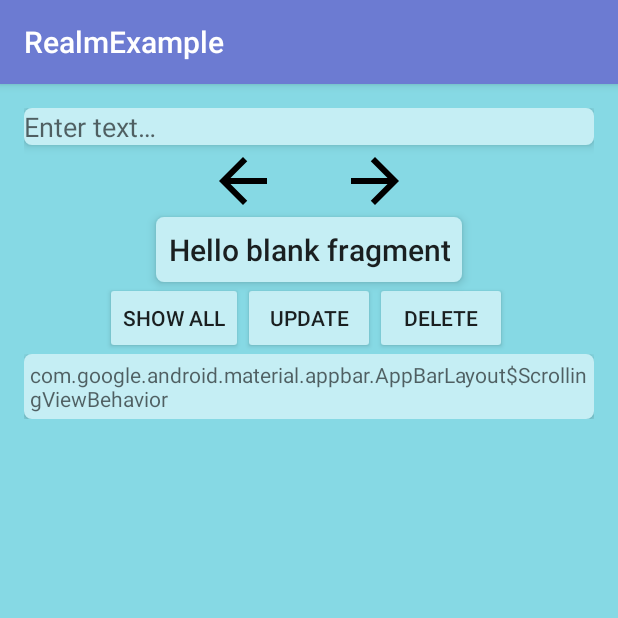
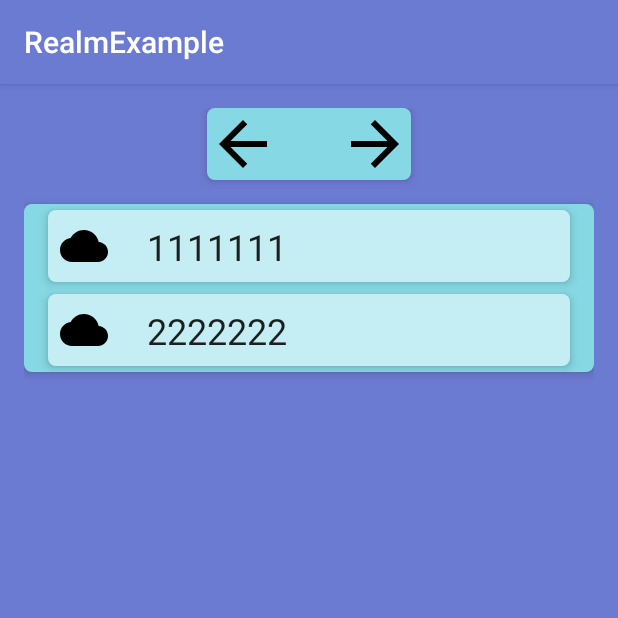
Before and after one commit to Golgoroth22/GeekBrains_Android3, an Android app: the screen it shows after launch (MainActivity), on a phone screen of 412 x 824 dp, the top half of it. Run offline under Robolectric (Android 15) with nearby library versions, the phone set to English and light mode, and no system bars.

Commit message:
Add recycler to project. Create view for recycler

```diff
--- a/RealmExample/app/src/main/AndroidManifest.xml
+++ b/RealmExample/app/src/main/AndroidManifest.xml
@@ -16,10 +16,6 @@
                 <category android:name="android.intent.category.LAUNCHER" />
             </intent-filter>
         </activity>
-        <activity
-            android:name=".OrmApp"
-            android:label="@string/title_activity_orm_app"
-            android:theme="@style/AppTheme.NoActionBar"></activity>
     </application>
 
 </manifest>
--- a/RealmExample/app/src/main/java/com/falin/valentin/realmexample/MainActivity.java
+++ b/RealmExample/app/src/main/java/com/falin/valentin/realmexample/MainActivity.java
@@ -4,9 +4,8 @@ import android.support.v4.app.FragmentTransaction;
 import android.support.v7.app.AppCompatActivity;
 import android.os.Bundle;
 
-import com.falin.valentin.realmexample.view.DataFragment;
-
-import io.realm.RealmConfiguration;
+import com.falin.valentin.realmexample.view.ItemDataFragment;
+import com.falin.valentin.realmexample.view.ListFragment;
 
 public class MainActivity extends AppCompatActivity {
 
@@ -15,11 +14,12 @@ public class MainActivity extends AppCompatActivity {
         super.onCreate(savedInstanceState);
         setContentView(R.layout.activity_main);
 
-        DataFragment dataFragment = new DataFragment();
+        ListFragment listFragment = new ListFragment();
+        //ItemDataFragment itemDataFragment = new ItemDataFragment();
         FragmentTransaction transaction = getSupportFragmentManager().beginTransaction();
-        transaction.add(R.id.main_container, dataFragment);
-        dataFragment.attachContext(this);
-        dataFragment.initRealm();
+        transaction.add(R.id.main_container, listFragment);
+//        itemDataFragment.attachContext(this);
+//        itemDataFragment.initRealm();
         transaction.commit();
     }
 }
--- a/RealmExample/app/src/main/java/com/falin/valentin/realmexample/OrmApp.java
+++ /dev/null
@@ -1,18 +0,0 @@
-package com.falin.valentin.realmexample;
-
-import android.os.Bundle;
-import android.support.design.widget.FloatingActionButton;
-import android.support.design.widget.Snackbar;
-import android.support.v7.app.AppCompatActivity;
-import android.support.v7.widget.Toolbar;
-import android.view.View;
-
-public class OrmApp extends AppCompatActivity {
-
-    @Override
-    protected void onCreate(Bundle savedInstanceState) {
-        super.onCreate(savedInstanceState);
-        setContentView(R.layout.activity_orm_app);
-
-    }
-}
--- a/RealmExample/app/src/main/java/com/falin/valentin/realmexample/view/DataFragment.java
+++ /dev/null
@@ -1,50 +0,0 @@
-package com.falin.valentin.realmexample.view;
-
-
-import android.content.Context;
-import android.os.Bundle;
-import android.support.v4.app.Fragment;
-import android.view.LayoutInflater;
-import android.view.View;
-import android.view.ViewGroup;
-import android.widget.Button;
-import android.widget.EditText;
-import android.widget.TextView;
-
-import com.falin.valentin.realmexample.MainActivity;
-import com.falin.valentin.realmexample.R;
-import com.falin.valentin.realmexample.model.Model;
-import com.falin.valentin.realmexample.presenter.Presenter;
-
-import io.realm.Realm;
-import io.realm.RealmConfiguration;
-
-public class DataFragment extends Fragment {
-    private TextView mainText;
-
-    private Context context;
-    private Presenter presenter;
-
-    public DataFragment() {
-        Model model = new Model();
-        presenter = new Presenter(model);
-    }
-
-    @Override
-    public View onCreateView(LayoutInflater inflater, ViewGroup container,
-                             Bundle savedInstanceState) {
-        View view = inflater.inflate(R.layout.fragment_data, container, false);
-        mainText = view.findViewById(R.id.data_text_view);
-        return view;
-    }
-
-    public void attachContext(Context context) {
-        this.context = context;
-    }
-
-    public void initRealm() {
-        Realm.init(context);
-        RealmConfiguration configuration = new RealmConfiguration.Builder().build();
-        Realm.setDefaultConfiguration(configuration);
-    }
-}
--- /dev/null
+++ b/RealmExample/app/src/main/java/com/falin/valentin/realmexample/view/ItemDataFragment.java
@@ -0,0 +1,50 @@
+package com.falin.valentin.realmexample.view;
+
+
+import android.content.Context;
+import android.os.Bundle;
+import android.support.v4.app.Fragment;
+import android.view.LayoutInflater;
+import android.view.View;
+import android.view.ViewGroup;
+import android.widget.Button;
+import android.widget.EditText;
+import android.widget.TextView;
+
+import com.falin.valentin.realmexample.MainActivity;
+import com.falin.valentin.realmexample.R;
+import com.falin.valentin.realmexample.model.Model;
+import com.falin.valentin.realmexample.presenter.Presenter;
+
+import io.realm.Realm;
+import io.realm.RealmConfiguration;
+
+public class ItemDataFragment extends Fragment {
+    private TextView mainText;
+
+    private Context context;
+    private Presenter presenter;
+
+    public ItemDataFragment() {
+        Model model = new Model();
+        presenter = new Presenter(model);
+    }
+
+    @Override
+    public View onCreateView(LayoutInflater inflater, ViewGroup container,
+                             Bundle savedInstanceState) {
+        View view = inflater.inflate(R.layout.fragment_data, container, false);
+        mainText = view.findViewById(R.id.item_edit_text);
+        return view;
+    }
+
+    public void attachContext(Context context) {
+        this.context = context;
+    }
+
+    public void initRealm() {
+        Realm.init(context);
+        RealmConfiguration configuration = new RealmConfiguration.Builder().build();
+        Realm.setDefaultConfiguration(configuration);
+    }
+}
--- /dev/null
+++ b/RealmExample/app/src/main/java/com/falin/valentin/realmexample/view/ListFragment.java
@@ -0,0 +1,76 @@
+package com.falin.valentin.realmexample.view;
+
+
+import android.os.Bundle;
+import android.support.v4.app.Fragment;
+import android.support.v7.widget.LinearLayoutManager;
+import android.support.v7.widget.RecyclerView;
+import android.view.LayoutInflater;
+import android.view.View;
+import android.view.ViewGroup;
+import android.widget.TextView;
+
+import com.falin.valentin.realmexample.R;
+
+import java.util.ArrayList;
+import java.util.List;
+
+public class ListFragment extends Fragment {
+    RecyclerView recyclerView;
+    ItemListAdapter adapter;
+
+    List<String> list;
+
+    public ListFragment() {
+        list = new ArrayList<>();
+        list.add("1111111");
+        list.add("2222222");
+    }
+
+    @Override
+    public View onCreateView(LayoutInflater inflater, ViewGroup container,
+                             Bundle savedInstanceState) {
+        View view = inflater.inflate(R.layout.fragment_list, container, false);
+        initRecycler(view);
+        return view;
+    }
+
+    private void initRecycler(View view) {
+        recyclerView = view.findViewById(R.id.list_item_recycler_view);
+        LinearLayoutManager layoutManager = new LinearLayoutManager(getContext());
+        adapter = new ItemListAdapter();
+        recyclerView.setAdapter(adapter);
+        recyclerView.setLayoutManager(layoutManager);
+    }
+
+    private class ItemListAdapter extends RecyclerView.Adapter<MyViewHolder> {
+
+        @Override
+        public MyViewHolder onCreateViewHolder(ViewGroup parent, int viewType) {
+            View view = LayoutInflater.from(parent.getContext()).inflate(R.layout.item_list_view, parent, false);
+            return new MyViewHolder(view);
+        }
+
+        @Override
+        public void onBindViewHolder(MyViewHolder holder, int position) {
+            holder.textView.setText("   " + list.get(position));
+        }
+
+        @Override
+        public int getItemCount() {
+            if (list.size() != 0) {
+                return list.size();
+            }
+            return 0;
+        }
+    }
+
+    private class MyViewHolder extends RecyclerView.ViewHolder {
+        TextView textView;
+
+        MyViewHolder(View itemView) {
+            super(itemView);
+            textView = itemView.findViewById(R.id.list_item_text);
+        }
+    }
+}
--- /dev/null
+++ b/RealmExample/app/src/main/res/drawable/ic_cloud_black_24dp.xml
@@ -0,0 +1,9 @@
+<vector xmlns:android="http://schemas.android.com/apk/res/android"
+        android:width="24dp"
+        android:height="24dp"
+        android:viewportWidth="24.0"
+        android:viewportHeight="24.0">
+    <path
+        android:fillColor="#FF000000"
+        android:pathData="M19.35,10.04C18.67,6.59 15.64,4 12,4 9.11,4 6.6,5.64 5.35,8.04 2.34,8.36 0,10.91 0,14c0,3.31 2.69,6 6,6h13c2.76,0 5,-2.24 5,-5 0,-2.64 -2.05,-4.78 -4.65,-4.96z"/>
+</vector>
--- /dev/null
+++ b/RealmExample/app/src/main/res/drawable/myrect2.xml
@@ -0,0 +1,5 @@
+<shape xmlns:android="http://schemas.android.com/apk/res/android"
+    android:shape="rectangle">
+    <solid android:color="@color/colorAccent" />
+    <corners android:radius="5dp" />
+</shape>
--- a/RealmExample/app/src/main/res/layout/activity_main.xml
+++ b/RealmExample/app/src/main/res/layout/activity_main.xml
@@ -4,25 +4,17 @@
     xmlns:tools="http://schemas.android.com/tools"
     android:layout_width="match_parent"
     android:layout_height="match_parent"
-    android:background="@color/colorAccent"
+    android:background="@color/colorPrimary"
     android:padding="@dimen/dimen_16dp"
     tools:context="com.falin.valentin.realmexample.MainActivity">
-
-    <EditText
-        android:id="@+id/main_edit_text"
-        android:layout_width="match_parent"
-        android:layout_height="wrap_content"
-        android:background="@drawable/myrect"
-        android:elevation="4dp"
-        android:hint="@string/enter_text"
-        android:inputType="textAutoCorrect" />
 
     <LinearLayout
         android:id="@+id/arrows_linear_layout"
         android:layout_width="wrap_content"
         android:layout_height="wrap_content"
-        android:layout_below="@id/main_edit_text"
         android:layout_centerHorizontal="true"
+        android:background="@drawable/myrect2"
+        android:elevation="4dp"
         android:orientation="horizontal">
 
         <Button
@@ -48,52 +40,8 @@
         android:layout_height="wrap_content"
         android:layout_below="@id/arrows_linear_layout"
         android:layout_centerHorizontal="true"
-        android:background="@drawable/myrect"
+        android:layout_marginTop="@dimen/dimen_16dp"
+        android:background="@drawable/myrect2"
         android:elevation="4dp" />
 
-    <Button
-        android:id="@+id/main_update_button"
-        android:layout_width="wrap_content"
-        android:layout_height="wrap_content"
-        android:layout_below="@id/main_container"
-        android:layout_centerHorizontal="true"
-        android:backgroundTint="@color/colorLight"
-        android:text="@string/update" />
-
-    <Button
-        android:id="@+id/main_delete_button"
-        android:layout_width="wrap_content"
-        android:layout_height="wrap_content"
-        android:layout_below="@id/main_container"
-        android:layout_toEndOf="@id/main_update_button"
-        android:layout_toRightOf="@id/main_update_button"
-        android:backgroundTint="@color/colorLight"
-        android:text="@string/delete" />
-
-    <Button
-        android:id="@+id/main_show_all_button"
-        android:layout_width="wrap_content"
-        android:layout_height="wrap_content"
-        android:layout_below="@id/main_container"
-        android:layout_toLeftOf="@id/main_update_button"
-        android:layout_toStartOf="@id/main_update_button"
-        android:backgroundTint="@color/colorLight"
-        android:text="@string/show_all" />
-
-    <ScrollView
-        android:id="@+id/main_scroll_view"
-        android:layout_width="match_parent"
-        android:layout_height="wrap_content"
-        android:layout_below="@id/main_update_button">
-
-        <TextView
-            android:id="@+id/main_text_view"
-            android:layout_width="match_parent"
-            android:layout_height="wrap_content"
-            android:background="@drawable/myrect"
-            android:elevation="4dp"
-            android:hint="@string/appbar_scrolling_view_behavior"
-            android:padding="4dp" />
-    </ScrollView>
-
 </RelativeLayout>
--- a/RealmExample/app/src/main/res/layout/activity_orm_app.xml
+++ /dev/null
@@ -1,10 +0,0 @@
-<?xml version="1.0" encoding="utf-8"?>
-<android.support.design.widget.CoordinatorLayout xmlns:android="http://schemas.android.com/apk/res/android"
-    xmlns:app="http://schemas.android.com/apk/res-auto"
-    xmlns:tools="http://schemas.android.com/tools"
-    android:layout_width="match_parent"
-    android:layout_height="match_parent"
-    tools:context="com.falin.valentin.realmexample.OrmApp">
-
-
-</android.support.design.widget.CoordinatorLayout>
--- a/RealmExample/app/src/main/res/layout/content_orm_app.xml
+++ /dev/null
@@ -1,11 +0,0 @@
-<?xml version="1.0" encoding="utf-8"?>
-<android.support.constraint.ConstraintLayout xmlns:android="http://schemas.android.com/apk/res/android"
-    xmlns:app="http://schemas.android.com/apk/res-auto"
-    xmlns:tools="http://schemas.android.com/tools"
-    android:layout_width="match_parent"
-    android:layout_height="match_parent"
-    app:layout_behavior="@string/appbar_scrolling_view_behavior"
-    tools:context="com.falin.valentin.realmexample.OrmApp"
-    tools:showIn="@layout/activity_orm_app">
-
-</android.support.constraint.ConstraintLayout>
--- a/RealmExample/app/src/main/res/layout/fragment_data.xml
+++ b/RealmExample/app/src/main/res/layout/fragment_data.xml
@@ -2,15 +2,48 @@
     xmlns:tools="http://schemas.android.com/tools"
     android:layout_width="wrap_content"
     android:layout_height="wrap_content"
-    tools:context="com.falin.valentin.realmexample.view.DataFragment">
+    android:padding="@dimen/dimen_16dp"
+    tools:context="com.falin.valentin.realmexample.view.ItemDataFragment">
+
+    <EditText
+        android:id="@+id/item_edit_text"
+        android:layout_width="match_parent"
+        android:layout_height="wrap_content"
+        android:background="@drawable/myrect"
+        android:elevation="4dp"
+        android:hint="@string/enter_text"
+        android:inputType="textAutoCorrect" />
 
     <TextView
-        android:id="@+id/data_text_view"
+        android:id="@+id/item_text_view"
         style="@style/TextAppearance.AppCompat.Title"
-        android:layout_width="wrap_content"
+        android:layout_width="match_parent"
         android:layout_height="wrap_content"
+        android:layout_below="@id/item_edit_text"
+        android:layout_centerHorizontal="true"
         android:gravity="center"
         android:padding="8dp"
         android:text="@string/hello_blank_fragment" />
 
+
+    <LinearLayout
+        android:layout_width="wrap_content"
+        android:layout_height="wrap_content"
+        android:layout_below="@id/item_text_view"
+        android:layout_centerHorizontal="true">
+
+        <Button
+            android:id="@+id/item_add_button"
+            android:layout_width="wrap_content"
+            android:layout_height="wrap_content"
+            android:backgroundTint="@color/colorLight"
+            android:text="@string/add" />
+
+        <Button
+            android:id="@+id/item_delete_button"
+            android:layout_width="wrap_content"
+            android:layout_height="wrap_content"
+            android:backgroundTint="@color/colorLight"
+            android:text="@string/delete" />
+    </LinearLayout>
 </RelativeLayout>
--- /dev/null
+++ b/RealmExample/app/src/main/res/layout/fragment_list.xml
@@ -0,0 +1,11 @@
+<FrameLayout xmlns:android="http://schemas.android.com/apk/res/android"
+    xmlns:tools="http://schemas.android.com/tools"
+    android:layout_width="match_parent"
+    android:layout_height="match_parent"
+    tools:context="com.falin.valentin.realmexample.view.ListFragment">
+
+    <android.support.v7.widget.RecyclerView
+        android:id="@+id/list_item_recycler_view"
+        android:layout_width="wrap_content"
+        android:layout_height="wrap_content" />
+</FrameLayout>
--- /dev/null
+++ b/RealmExample/app/src/main/res/layout/item_list_view.xml
@@ -0,0 +1,32 @@
+<?xml version="1.0" encoding="utf-8"?>
+<RelativeLayout xmlns:android="http://schemas.android.com/apk/res/android"
+    android:layout_width="match_parent"
+    android:layout_height="@dimen/dimen_48dp"
+    android:layout_marginBottom="@dimen/dimen_4dp"
+    android:layout_marginLeft="@dimen/dimen_16dp"
+    android:layout_marginRight="@dimen/dimen_16dp"
+    android:layout_marginTop="@dimen/dimen_4dp"
+    android:background="@drawable/myrect"
+    android:elevation="4dp">
+
+    <ImageView
+        android:id="@+id/list_item_image"
+        android:layout_width="@dimen/dimen_32dp"
+        android:layout_height="@dimen/dimen_32dp"
+        android:layout_margin="@dimen/dimen_8dp"
+        android:src="@drawable/ic_cloud_black_24dp" />
+
+    <TextView
+        android:id="@+id/list_item_text"
+        style="@style/TextAppearance.AppCompat.Headline"
+        android:layout_width="match_parent"
+        android:layout_height="match_parent"
+        android:layout_marginBottom="@dimen/dimen_8dp"
+        android:layout_marginEnd="@dimen/dimen_8dp"
+        android:layout_marginRight="@dimen/dimen_8dp"
+        android:layout_marginTop="@dimen/dimen_8dp"
+        android:layout_toEndOf="@id/list_item_image"
+        android:layout_toRightOf="@id/list_item_image"
+        android:hint="@string/app_name" />
+
+</RelativeLayout>
--- a/RealmExample/app/src/main/res/values/dimens.xml
+++ b/RealmExample/app/src/main/res/values/dimens.xml
@@ -7,4 +7,8 @@
     <dimen name="fab_margin">16dp</dimen>
     <dimen name="dimen_48dp">48dp</dimen>
     <dimen name="dimen_16dp">16dp</dimen>
+    <dimen name="dimen_8dp">8dp</dimen>
+    <dimen name="dimen_12dp">12dp</dimen>
+    <dimen name="dimen_32dp">32dp</dimen>
+    <dimen name="dimen_4dp">4dp</dimen>
 </resources>
--- a/RealmExample/app/src/main/res/values/strings.xml
+++ b/RealmExample/app/src/main/res/values/strings.xml
@@ -7,7 +7,7 @@
     <string name="save">save</string>
     <string name="enter_book_title"> Enter Book Title</string>
     <string name="previous"><![CDATA[<- previous]]></string>
-    <string name="update">update</string>
+    <string name="add">add</string>
     <string name="delete">delete</string>
     <string name="show_all">show all</string>
     <string name="enter_text">  Enter text…</string>
```
Also changed, not shown: 74 other files.
